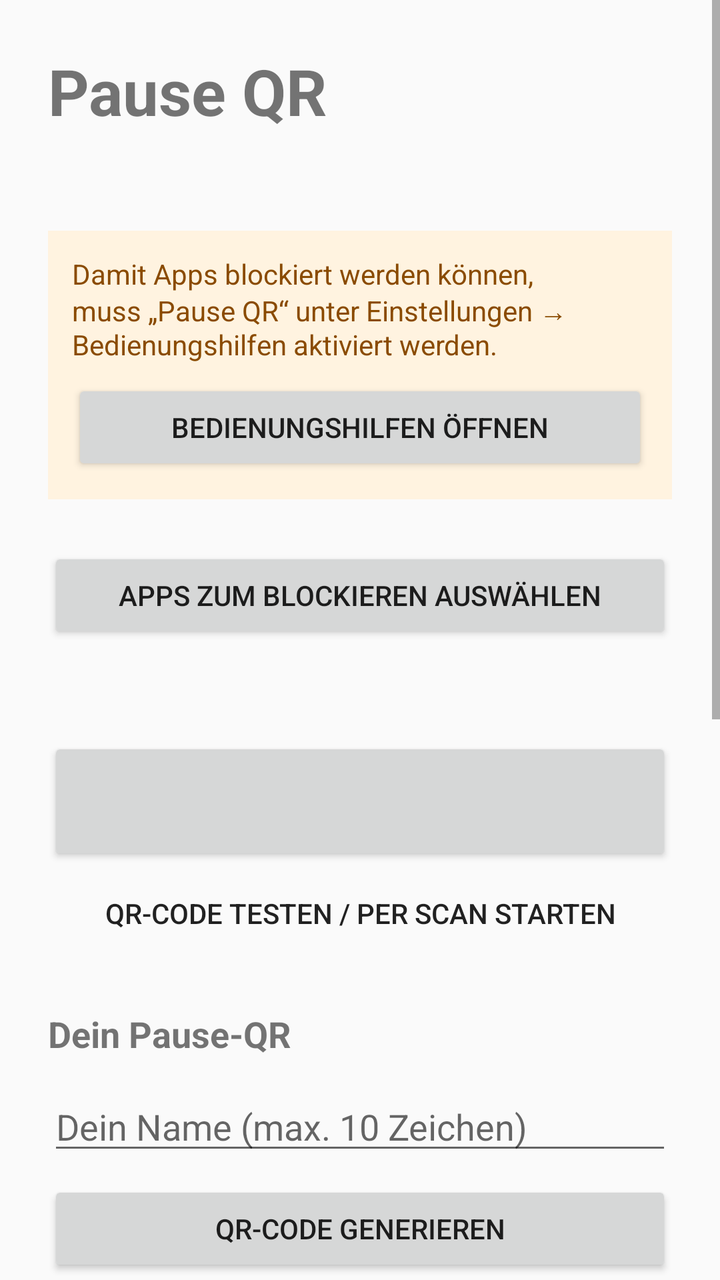
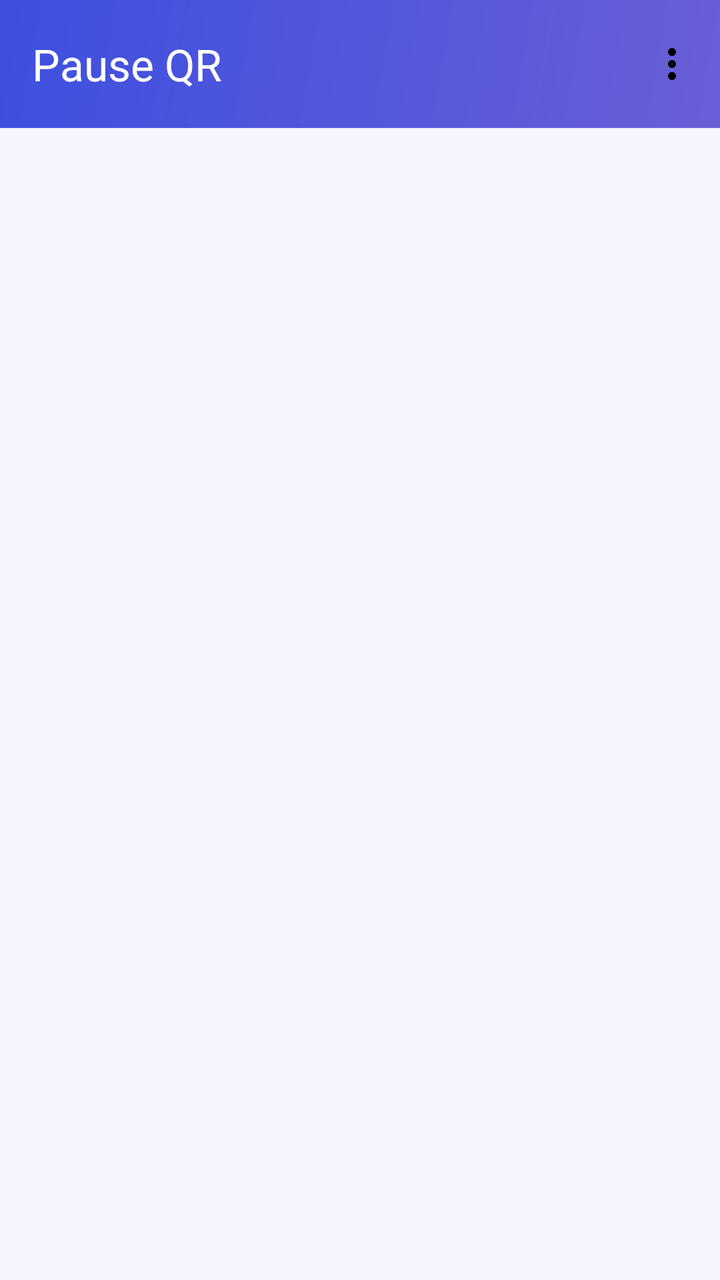

Compare the two renders of this Android layout. The source of the first and the diff that turns it into the second are given below.
<!-- AndroidManifest.xml: application theme Theme.PauseQR -->
<!-- res/layout/activity_main.xml -->
<?xml version="1.0" encoding="utf-8"?>
<ScrollView xmlns:android="http://schemas.android.com/apk/res/android"
    android:layout_width="match_parent"
    android:layout_height="match_parent">

    <LinearLayout
        android:layout_width="match_parent"
        android:layout_height="wrap_content"
        android:orientation="vertical"
        android:padding="24dp">

        <TextView
            android:layout_width="wrap_content"
            android:layout_height="wrap_content"
            android:text="@string/app_name"
            android:textSize="32sp"
            android:textStyle="bold" />

        <TextView
            android:id="@+id/tvStatus"
            android:layout_width="match_parent"
            android:layout_height="wrap_content"
            android:layout_marginTop="8dp"
            android:textSize="18sp"
            android:textStyle="bold" />

        
        <LinearLayout
            android:id="@+id/serviceBox"
            android:layout_width="match_parent"
            android:layout_height="wrap_content"
            android:layout_marginTop="16dp"
            android:background="@color/warn_bg"
            android:orientation="vertical"
            android:padding="12dp">

            <TextView
                android:layout_width="match_parent"
                android:layout_height="wrap_content"
                android:text="@string/service_warning"
                android:textColor="@color/warn_text" />

            <Button
                android:id="@+id/btnAccessibility"
                android:layout_width="match_parent"
                android:layout_height="wrap_content"
                android:layout_marginTop="8dp"
                android:text="@string/btn_accessibility" />
        </LinearLayout>

        <Button
            android:id="@+id/btnSelectApps"
            android:layout_width="match_parent"
            android:layout_height="wrap_content"
            android:layout_marginTop="24dp"
            android:text="@string/btn_select_apps" />

        <TextView
            android:id="@+id/tvAppsCount"
            android:layout_width="match_parent"
            android:layout_height="wrap_content"
            android:layout_marginTop="4dp" />

        <Button
            android:id="@+id/btnPrimary"
            android:layout_width="match_parent"
            android:layout_height="64dp"
            android:layout_marginTop="24dp"
            android:textSize="16sp"
            android:textStyle="bold" />

        <Button
            android:id="@+id/btnScan"
            style="?android:attr/borderlessButtonStyle"
            android:layout_width="match_parent"
            android:layout_height="wrap_content"
            android:text="@string/btn_scan_test" />

        <LinearLayout
            android:id="@+id/qrSection"
            android:layout_width="match_parent"
            android:layout_height="wrap_content"
            android:layout_marginTop="24dp"
            android:gravity="center_horizontal"
            android:orientation="vertical">

            <TextView
                android:layout_width="match_parent"
                android:layout_height="wrap_content"
                android:text="@string/qr_title"
                android:textSize="18sp"
                android:textStyle="bold" />

            <EditText
                android:id="@+id/etUsername"
                android:layout_width="match_parent"
                android:layout_height="wrap_content"
                android:layout_marginTop="12dp"
                android:hint="@string/username_hint"
                android:inputType="textCapWords"
                android:maxLength="10"
                android:singleLine="true" />

            <Button
                android:id="@+id/btnGenerateQr"
                android:layout_width="match_parent"
                android:layout_height="wrap_content"
                android:layout_marginTop="8dp"
                android:text="@string/btn_generate_qr" />

            <ImageView
                android:id="@+id/ivQr"
                android:layout_width="260dp"
                android:layout_height="260dp"
                android:layout_marginTop="12dp"
                android:background="@android:color/white"
                android:contentDescription="@string/qr_title"
                android:padding="8dp" />

            <TextView
                android:layout_width="match_parent"
                android:layout_height="wrap_content"
                android:layout_marginTop="12dp"
                android:text="@string/qr_hint" />

            <Button
                android:id="@+id/btnSaveQr"
                android:layout_width="match_parent"
                android:layout_height="wrap_content"
                android:layout_marginTop="12dp"
                android:text="@string/btn_save_qr" />

            <Button
                android:id="@+id/btnNewQr"
                style="?android:attr/borderlessButtonStyle"
                android:layout_width="match_parent"
                android:layout_height="wrap_content"
                android:text="@string/btn_new_qr" />
        </LinearLayout>
    </LinearLayout>
</ScrollView>
<!-- resources referenced by this layout -->
<resources>
  <color name="warn_bg">#FFF3E0</color>
  <color name="warn_text">#8A4B00</color>
  <string name="app_name">Pause QR</string>
  <string name="btn_accessibility">Bedienungshilfen öffnen</string>
  <string name="btn_generate_qr">QR-Code generieren</string>
  <string name="btn_new_qr">Neuen QR-Code erzeugen</string>
  <string name="btn_save_qr">QR-Code in Galerie speichern</string>
  <string name="btn_scan_test">QR-Code testen / per Scan starten</string>
  <string name="btn_select_apps">Apps zum Blockieren auswählen</string>
  <string name="qr_hint">Speichere oder drucke diesen Code und leg ihn weit weg – z. B. in einen anderen Raum. Nur mit diesem Code kannst du die Pause wieder beenden. Während der Pause wird er hier nicht angezeigt.</string>
  <string name="qr_title">Dein Pause-QR</string>
  <string name="service_warning">Damit Apps blockiert werden können, muss „Pause QR“ unter Einstellungen → Bedienungshilfen aktiviert werden.</string>
  <string name="username_hint">Dein Name (max. 10 Zeichen)</string>
  <style name="Theme.PauseQR" parent="Theme.AppCompat.DayNight.DarkActionBar">
          <item name="colorPrimary">@color/primary</item>
          <item name="colorPrimaryDark">@color/primary</item>
          <item name="colorAccent">@color/primary</item>
      </style>
  <color name="primary">#3949AB</color>
</resources>

<!-- the commit's change to res/layout/activity_main.xml (unified diff, before → after) -->
@@ -1,141 +1,80 @@
 <?xml version="1.0" encoding="utf-8"?>
-<ScrollView xmlns:android="http://schemas.android.com/apk/res/android"
+<androidx.drawerlayout.widget.DrawerLayout xmlns:android="http://schemas.android.com/apk/res/android"
+    xmlns:app="http://schemas.android.com/apk/res-auto"
+    android:id="@+id/drawerLayout"
     android:layout_width="match_parent"
     android:layout_height="match_parent">
 
     <LinearLayout
         android:layout_width="match_parent"
+        android:layout_height="match_parent"
+        android:orientation="vertical">
+
+        <com.google.android.material.appbar.MaterialToolbar
+            android:id="@+id/toolbar"
+            android:layout_width="match_parent"
+            android:layout_height="?attr/actionBarSize"
+            android:background="@drawable/bg_gradient_header"
+            android:elevation="4dp"
+            app:menu="@menu/toolbar_menu"
+            app:title="@string/app_name"
+            app:titleTextColor="@android:color/white" />
+
+        <FrameLayout
+            android:id="@+id/fragmentContainer"
+            android:layout_width="match_parent"
+            android:layout_height="0dp"
+            android:layout_weight="1" />
+    </LinearLayout>
+
+    <com.google.android.material.navigation.NavigationView
+        android:id="@+id/navView"
+        android:layout_width="280dp"
+        android:layout_height="match_parent"
+        android:layout_gravity="start"
+        android:background="@color/sidebar_bg"
+        app:headerLayout="@layout/nav_header"
+        app:itemBackground="@drawable/nav_item_bg"
+        app:itemHorizontalPadding="16dp"
+        app:itemIconPadding="16dp"
+        app:itemIconTint="@color/nav_item_text"
+        app:itemShapeInsetBottom="4dp"
+        app:itemShapeInsetEnd="12dp"
+        app:itemShapeInsetStart="12dp"
+        app:itemShapeInsetTop="4dp"
+        app:itemTextColor="@color/nav_item_text"
+        app:menu="@menu/drawer_menu" />
+
+</androidx.drawerlayout.widget.DrawerLayout>
+<!-- res/layout/nav_header.xml (included above) -->
+<?xml version="1.0" encoding="utf-8"?>
+<LinearLayout xmlns:android="http://schemas.android.com/apk/res/android"
+    android:layout_width="match_parent"
+    android:layout_height="wrap_content"
+    android:background="@color/sidebar_bg"
+    android:gravity="center_horizontal"
+    android:orientation="vertical"
+    android:paddingTop="40dp"
+    android:paddingBottom="20dp">
+
+    <ImageView
+        android:layout_width="64dp"
+        android:layout_height="64dp"
+        android:contentDescription="@string/app_name"
+        android:src="@drawable/ic_launcher" />
+
+    <TextView
+        android:layout_width="wrap_content"
         android:layout_height="wrap_content"
-        android:orientation="vertical"
-        android:padding="24dp">
+        android:layout_marginTop="12dp"
+        android:text="@string/app_name"
+        android:textColor="@android:color/white"
+        android:textSize="18sp"
+        android:textStyle="bold" />
 
-        <TextView
-            android:layout_width="wrap_content"
-            android:layout_height="wrap_content"
-            android:text="@string/app_name"
-            android:textSize="32sp"
-            android:textStyle="bold" />
-
-        <TextView
-            android:id="@+id/tvStatus"
-            android:layout_width="match_parent"
-            android:layout_height="wrap_content"
-            android:layout_marginTop="8dp"
-            android:textSize="18sp"
-            android:textStyle="bold" />
-
-        
-        <LinearLayout
-            android:id="@+id/serviceBox"
-            android:layout_width="match_parent"
-            android:layout_height="wrap_content"
-            android:layout_marginTop="16dp"
-            android:background="@color/warn_bg"
-            android:orientation="vertical"
-            android:padding="12dp">
-
-            <TextView
-                android:layout_width="match_parent"
-                android:layout_height="wrap_content"
-                android:text="@string/service_warning"
-                android:textColor="@color/warn_text" />
-
-            <Button
-                android:id="@+id/btnAccessibility"
-                android:layout_width="match_parent"
-                android:layout_height="wrap_content"
-                android:layout_marginTop="8dp"
-                android:text="@string/btn_accessibility" />
-        </LinearLayout>
-
-        <Button
-            android:id="@+id/btnSelectApps"
-            android:layout_width="match_parent"
-            android:layout_height="wrap_content"
-            android:layout_marginTop="24dp"
-            android:text="@string/btn_select_apps" />
-
-        <TextView
-            android:id="@+id/tvAppsCount"
-            android:layout_width="match_parent"
-            android:layout_height="wrap_content"
-            android:layout_marginTop="4dp" />
-
-        <Button
-            android:id="@+id/btnPrimary"
-            android:layout_width="match_parent"
-            android:layout_height="64dp"
-            android:layout_marginTop="24dp"
-            android:textSize="16sp"
-            android:textStyle="bold" />
-
-        <Button
-            android:id="@+id/btnScan"
-            style="?android:attr/borderlessButtonStyle"
-            android:layout_width="match_parent"
-            android:layout_height="wrap_content"
-            android:text="@string/btn_scan_test" />
-
-        <LinearLayout
-            android:id="@+id/qrSection"
-            android:layout_width="match_parent"
-            android:layout_height="wrap_content"
-            android:layout_marginTop="24dp"
-            android:gravity="center_horizontal"
-            android:orientation="vertical">
-
-            <TextView
-                android:layout_width="match_parent"
-                android:layout_height="wrap_content"
-                android:text="@string/qr_title"
-                android:textSize="18sp"
-                android:textStyle="bold" />
-
-            <EditText
-                android:id="@+id/etUsername"
-                android:layout_width="match_parent"
-                android:layout_height="wrap_content"
-                android:layout_marginTop="12dp"
-                android:hint="@string/username_hint"
-                android:inputType="textCapWords"
-                android:maxLength="10"
-                android:singleLine="true" />
-
-            <Button
-                android:id="@+id/btnGenerateQr"
-                android:layout_width="match_parent"
-                android:layout_height="wrap_content"
-                android:layout_marginTop="8dp"
-                android:text="@string/btn_generate_qr" />
-
-            <ImageView
-                android:id="@+id/ivQr"
-                android:layout_width="260dp"
-                android:layout_height="260dp"
-                android:layout_marginTop="12dp"
-                android:background="@android:color/white"
-                android:contentDescription="@string/qr_title"
-                android:padding="8dp" />
-
-            <TextView
-                android:layout_width="match_parent"
-                android:layout_height="wrap_content"
-                android:layout_marginTop="12dp"
-                android:text="@string/qr_hint" />
-
-            <Button
-                android:id="@+id/btnSaveQr"
-                android:layout_width="match_parent"
-                android:layout_height="wrap_content"
-                android:layout_marginTop="12dp"
-                android:text="@string/btn_save_qr" />
-
-            <Button
-                android:id="@+id/btnNewQr"
-                style="?android:attr/borderlessButtonStyle"
-                android:layout_width="match_parent"
-                android:layout_height="wrap_content"
-                android:text="@string/btn_new_qr" />
-        </LinearLayout>
-    </LinearLayout>
-</ScrollView>
+    <View
+        android:layout_width="match_parent"
+        android:layout_height="1dp"
+        android:layout_marginTop="20dp"
+        android:background="#262A4A" />
+</LinearLayout>
<!-- resource entries referenced after the edit -->
@@ -1,23 +1,66 @@
 <!-- resources referenced by this layout -->
 <resources>
-  <color name="warn_bg">#FFF3E0</color>
-  <color name="warn_text">#8A4B00</color>
+  <color name="sidebar_bg">#11142B</color>
+  <!-- drawable bg_gradient_header (drawable) -->
+  <?xml version="1.0" encoding="utf-8"?>
+  <shape xmlns:android="http://schemas.android.com/apk/res/android"
+      android:shape="rectangle">
+      <gradient
+          android:angle="135"
+          android:startColor="@color/gradient_start"
+          android:endColor="@color/gradient_end"
+          android:type="linear" />
+  </shape>
+  <!-- drawable ic_launcher (drawable) -->
+  <?xml version="1.0" encoding="utf-8"?>
+  <vector xmlns:android="http://schemas.android.com/apk/res/android"
+      android:width="48dp"
+      android:height="48dp"
+      android:viewportWidth="48"
+      android:viewportHeight="48">
+      <path android:fillColor="#3949AB" android:pathData="M8,0h32a8,8 0,0 1,8 8v32a8,8 0,0 1,-8 8H8a8,8 0,0 1,-8 -8V8a8,8 0,0 1,8 -8z" />
+      <path android:fillColor="#FFFFFF" android:pathData="M7,7h12v12H7z M11,11v4h4v-4z" />
+      <path android:fillColor="#FFFFFF" android:pathData="M29,7h12v12H29z M33,11v4h4v-4z" />
+      <path android:fillColor="#FFFFFF" android:pathData="M7,29h12v12H7z M11,33v4h4v-4z" />
+      <path android:fillColor="#FFFFFF" android:pathData="M28,28h4.5v14H28z M35.5,28H40v14h-4.5z" />
+  </vector>
+  <!-- drawable nav_item_bg (drawable) -->
+  <?xml version="1.0" encoding="utf-8"?>
+  <selector xmlns:android="http://schemas.android.com/apk/res/android">
+      <item android:state_checked="true">
+          <shape android:shape="rectangle">
+              <solid android:color="@color/sidebar_selected" />
+              <corners android:radius="24dp" />
+          </shape>
+      </item>
+      <item>
+          <shape android:shape="rectangle">
+              <solid android:color="@android:color/transparent" />
+          </shape>
+      </item>
+  </selector>
   <string name="app_name">Pause QR</string>
-  <string name="btn_accessibility">Bedienungshilfen öffnen</string>
-  <string name="btn_generate_qr">QR-Code generieren</string>
-  <string name="btn_new_qr">Neuen QR-Code erzeugen</string>
-  <string name="btn_save_qr">QR-Code in Galerie speichern</string>
-  <string name="btn_scan_test">QR-Code testen / per Scan starten</string>
-  <string name="btn_select_apps">Apps zum Blockieren auswählen</string>
-  <string name="qr_hint">Speichere oder drucke diesen Code und leg ihn weit weg – z. B. in einen anderen Raum. Nur mit diesem Code kannst du die Pause wieder beenden. Während der Pause wird er hier nicht angezeigt.</string>
-  <string name="qr_title">Dein Pause-QR</string>
-  <string name="service_warning">Damit Apps blockiert werden können, muss „Pause QR“ unter Einstellungen → Bedienungshilfen aktiviert werden.</string>
-  <string name="username_hint">Dein Name (max. 10 Zeichen)</string>
-  <style name="Theme.PauseQR" parent="Theme.AppCompat.DayNight.DarkActionBar">
+  <style name="Theme.PauseQR" parent="Theme.Material3.Light.NoActionBar">
           <item name="colorPrimary">@color/primary</item>
-          <item name="colorPrimaryDark">@color/primary</item>
-          <item name="colorAccent">@color/primary</item>
+          <item name="colorOnPrimary">@color/on_primary</item>
+          <item name="colorPrimaryContainer">@color/primary_container</item>
+          <item name="colorSecondary">@color/primary</item>
+          <item name="colorSurface">@color/surface</item>
+          <item name="colorOnSurface">@color/text_primary</item>
+          <item name="colorOutline">@color/outline</item>
+          <item name="android:windowBackground">@color/background</item>
+          <item name="android:statusBarColor">@color/gradient_start</item>
+          <item name="android:navigationBarColor">@color/surface</item>
       </style>
-  <color name="primary">#3949AB</color>
+  <color name="gradient_start">#6A5FD6</color>
+  <color name="gradient_end">#3D4FE0</color>
+  <color name="sidebar_selected">#3D4FE0</color>
+  <color name="primary">#3D4FE0</color>
+  <color name="on_primary">#FFFFFF</color>
+  <color name="primary_container">#E1E4FF</color>
+  <color name="surface">#FFFFFF</color>
+  <color name="text_primary">#1A1C33</color>
+  <color name="outline">#DEE1F2</color>
+  <color name="background">#F5F6FD</color>
 </resources>
 
